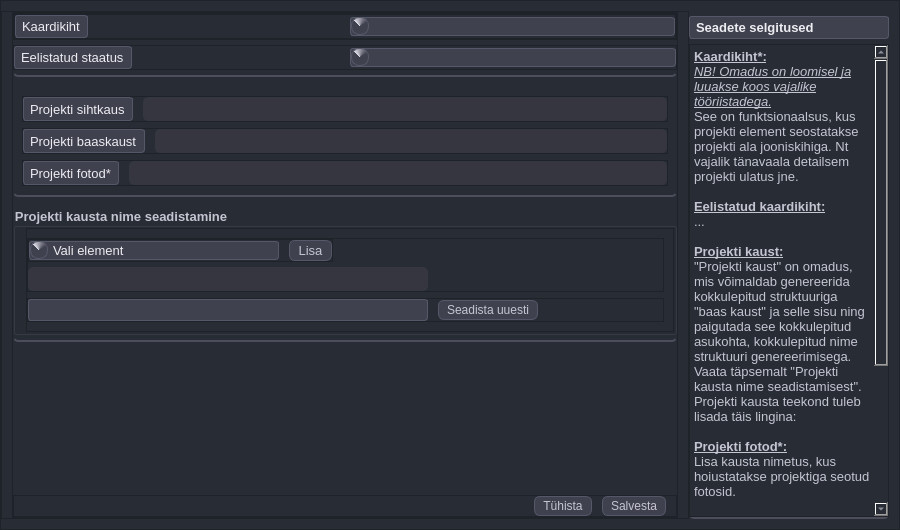
TuloliKalver/mailabl-qgis, file mailabl-qgis/config/confWidgets/ProjectSetup.ui: the form before one commit.
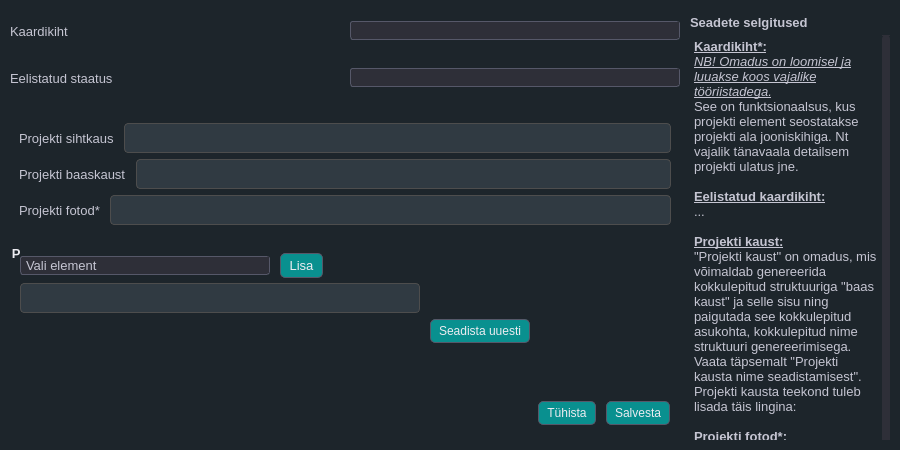
The form after the commit. Icons and pictures are not drawn.

```diff
--- a/mailabl-qgis/config/confWidgets/ProjectSetup.ui
+++ b/mailabl-qgis/config/confWidgets/ProjectSetup.ui
@@ -7,7 +7,7 @@
     <x>0</x>
     <y>0</y>
     <width>900</width>
-    <height>530</height>
+    <height>450</height>
    </rect>
   </property>
   <property name="sizePolicy">
@@ -19,13 +19,13 @@
   <property name="minimumSize">
    <size>
     <width>900</width>
-    <height>530</height>
+    <height>450</height>
    </size>
   </property>
   <property name="maximumSize">
    <size>
     <width>900</width>
-    <height>530</height>
+    <height>450</height>
    </size>
   </property>
   <property name="font">
@@ -40,111 +40,641 @@
   </property>
   <property name="styleSheet">
    <string notr="true">
+/* ====================================================== */
+/* 🎨 Global Theme - Base Colors, Background &amp; Typography */
+/* ====================================================== */
+* {
+    border: transparent;
+    background-color: #1d252b; /* Updated background */
+    padding: 0;
+    margin: 0;
+    color: #c5c5d2; /* Default light gray text */
+}
 
-/*style the combobox itself*/
 
-#fHeader, #fHelpMenu, 
-#fSettingsFolders, #fSettingsFolderStucture,
-#fSettingsMain 
-{
-   border: 2px solid #4d4d5b;    /*Same border style as QLineEdit */
+/* ------------------------------------------------------ */
+/* 🧠 Global Interaction Effects - Focused Field &amp; Tabs   */
+/* ------------------------------------------------------ */
+QLineEdit:focus, QTextEdit:focus, QComboBox:focus,   QTabBar::tab:selected {
+        /* 🟢 Bottom glow - Extends further for visibility */
+    border: 1px solid; 
+    border-left-color: qradialgradient(spread:pad, cx:0, cy:0.347273, radius:0.826, fx:0.453364, fy:0.097, stop:0.125 rgba(9, 144, 143, 88), stop:1 rgba(46, 47, 56, 76));
+    border-top-color: qradialgradient(spread:pad, cx:0, cy:0.347273, radius:0.826, fx:0.453364, fy:0.097, stop:0.125 rgba(9, 144, 143, 88), stop:1 rgba(46, 47, 56, 76));
+    border-bottom-color: qradialgradient(spread:pad, cx:1, cy:0.728, radius:0.826, fx:0.498455, fy:0.95, stop:0.125 rgba(9, 144, 143, 88), stop:1 rgba(46, 47, 56, 76));
+    border-right-color: qradialgradient(spread:pad, cx:1, cy:0.728, radius:0.826, fx:0.498455, fy:0.95, stop:0.125 rgba(9, 144, 143, 88), stop:1 rgba(46, 47, 56, 76));	
+
+}
+
+ QLineEdit:hover, QTextEdit:hover, QComboBox:hover, QTabBar::tab:hover {
+        /* 🟡 Hover Glow - Softer but Visible */
+    border: 1px solid; 
+    border-left-color: qradialgradient(spread:pad, cx:0, cy:0.347273, radius:0.826, fx:0.453364, fy:0.097, stop:0.125 rgba(9, 144, 143, 88), stop:1 rgba(46, 47, 56, 76));
+    border-top-color: qradialgradient(spread:pad, cx:0, cy:0.347273, radius:0.826, fx:0.453364, fy:0.097, stop:0.125 rgba(9, 144, 143, 88), stop:1 rgba(46, 47, 56, 76));
+    border-bottom-color: qradialgradient(spread:pad, cx:1, cy:0.728, radius:0.826, fx:0.498455, fy:0.95, stop:0.125 rgba(9, 144, 143, 88), stop:1 rgba(46, 47, 56, 76));
+    border-right-color: qradialgradient(spread:pad, cx:1, cy:0.728, radius:0.826, fx:0.498455, fy:0.95, stop:0.125 rgba(9, 144, 143, 88), stop:1 rgba(46, 47, 56, 76));	
+    background-color: qradialgradient(spread:pad, cx:1, cy:0.995, radius:0.5, fx:1, fy:0.988, stop:0 rgba(9, 144, 143, 88), stop:0.920455 rgba(46, 47, 56, 76));
+}
+
+/* ---------------------------- */
+/* 📝 QLineEdit Styling */
+/* ---------------------------- */
+QLineEdit {
+    background-color: #303a42;   /* Matches the global dark background */
+    color: #c5c5d2;              /* Default light gray text */
+    border: 1px solid #4d4d4d;   /* Subtle default border */
+    border-radius: 4px;          /* Rounded corners for a smooth look */
+    padding: 6px;                /* Adequate padding for text clarity */
+}
+
+/* 
+   Note: Your existing rules for QLineEdit:focus and QLineEdit:hover already provide
+   the gradient border and glow effects. This default state ensures a smooth transition 
+   into those interactive states.
+*/
+
+/* ---------------------------- */
+/* 🔘 Disabled State for QLineEdit */
+/* ---------------------------- */
+QLineEdit:disabled {
+    background-color: #24252e;  /* A slightly darker tone for disabled state */
+    border: 1px dashed rgba(120, 120, 130, 0.5);  /* Dashed and faded border */
+    color: rgba(170, 170, 180, 0.5);  /* Muted text color */
+    opacity: 0.5;               /* Lower opacity to indicate inactivity */
+}
+
+/* ---------------------------- */
+/* 🖱️ QListWidget Focus */
+/* ---------------------------- */
+QListWidget:focus {
+	boreder: 1px solid;
+    border-left-color: qradialgradient(spread:pad, cx:0, cy:0.347273, radius:0.826, fx:0.453364, fy:0.097, stop:0.125 rgba(9, 144, 143, 88), stop:1 rgba(46, 47, 56, 76));
+    border-top-color: qradialgradient(spread:pad, cx:0, cy:0.347273, radius:0.826, fx:0.453364, fy:0.097, stop:0.125 rgba(9, 144, 143, 88), stop:1 rgba(46, 47, 56, 76));
+    border-bottom-color: qradialgradient(spread:pad, cx:1, cy:0.728, radius:0.826, fx:0.498455, fy:0.95, stop:0.125 rgba(9, 144, 143, 88), stop:1 rgba(46, 47, 56, 76));
+    border-right-color: qradialgradient(spread:pad, cx:1, cy:0.728, radius:0.826, fx:0.498455, fy:0.95, stop:0.125 rgba(9, 144, 143, 88), stop:1 rgba(46, 47, 56, 76));	
+}
+
+/* ---------------------------- */
+/* 🖱️ QListWidget Hovered Item */
+/* ---------------------------- */
+QListWidget::item:hover {
+    border: 1px solid; 
+    border-left-color: qradialgradient(spread:pad, cx:0, cy:0.347273, radius:0.826, 
+        fx:0.453364, fy:0.097, stop:0.125 rgba(9, 144, 143, 88), stop:1 rgba(46, 47, 56, 76));
+    border-top-color: qradialgradient(spread:pad, cx:0, cy:0.347273, radius:0.826, 
+        fx:0.453364, fy:0.097, stop:0.125 rgba(9, 144, 143, 88), stop:1 rgba(46, 47, 56, 76));
+    border-bottom-color: qradialgradient(spread:pad, cx:1, cy:0.728, radius:0.826, 
+        fx:0.498455, fy:0.95, stop:0.125 rgba(9, 144, 143, 88), stop:1 rgba(46, 47, 56, 76));
+    border-right-color: qradialgradient(spread:pad, cx:1, cy:0.728, radius:0.826, 
+        fx:0.498455, fy:0.95, stop:0.125 rgba(9, 144, 143, 88), stop:1 rgba(46, 47, 56, 76));  
+	background-color: qradialgradient(spread:pad, cx:1, cy:0.995, radius:0.5, fx:1, fy:0.988, stop:0 rgba(9, 144, 143, 255), stop:0.920455 rgba(46, 47, 56, 253));
+    border-radius: 4px;
+}
+
+/* ---------------------------- */
+/* ✅ QListWidget Selected Item */
+/* ---------------------------- */
+QListWidget::item:selected {
+	color: #c5c5d2; /* Default light gray text */	
+    border: 1px solid; 
+ 	 border-radius: 4px;
+    border-left-color: qradialgradient(spread:pad, cx:0, cy:0.347273, radius:0.826, 
+        fx:0.453364, fy:0.097, stop:0.125 rgba(9, 144, 143, 66), stop:1 rgba(46, 47, 56, 54));
+    border-top-color: qradialgradient(spread:pad, cx:0, cy:0.347273, radius:0.826, 
+        fx:0.453364, fy:0.097, stop:0.125 rgba(9, 144, 143, 66), stop:1 rgba(46, 47, 56, 54));
+    border-bottom-color: qradialgradient(spread:pad, cx:1, cy:0.728, radius:0.826, 
+        fx:0.498455, fy:0.95, stop:0.125 rgba(9, 144, 143, 66), stop:1 rgba(46, 47, 56, 54));
+    border-right-color: qradialgradient(spread:pad, cx:1, cy:0.728, radius:0.826, 
+        fx:0.498455, fy:0.95, stop:0.125 rgba(9, 144, 143, 66), stop:1 rgba(46, 47, 56, 54));  
+	background-color: qradialgradient(spread:pad, cx:1, cy:0.995, radius:1.24, fx:1, fy:0.988, stop:0 rgba(9, 144, 143, 172), stop:0.920455 rgba(46, 47, 56, 0));
+}
+
+
+
+/* ---------------------------- */
+/* 🔘 QPushButton Styling */
+/* ---------------------------- */
+
+QPushButton {
+    padding: 4px 8px;
+    text-align: center;
     border-radius: 5px;
-	border-top: none;
-    border-left: none;
-    border-right: none;
+	background-color: rgb(9, 144, 143);
+    border: 1px solid #565869; /* Default border */
+    color: #ececf1; /* Brighter text */
+    transition: all 150ms ease-in-out; /* Smooth transition */
 }
 
+/* 🟢 Hover Effect - Glow &amp; Color Shift */
+QPushButton:hover {
+    background-color: #5c5d6e; /* Slightly lighter background */
+    border: 1px solid #acacbe; /* Lighter border */
+    
+color: #c5c5d2; /* Default text color */
 
-QWidget{
-    background-color: #272c35;
-	color:#c5c5d2
 }
 
+/* 🔴 Pressed Effect - Darker Look &amp; More Intense Glow */
+QPushButton:pressed {
+    background-color: #2d2e3a; /* Darker background */
+    border: 1px solid #8e8ea0; /* Slightly darker border */
+    color: #bdbecf; /* Dimmed text */
 
-/*esialgu jaotamata omadused*/
-QComboBox{
+}
 
-	background-color:#40414f;
-	color:#ececf1;
-	border: 1px solid #565869;
-	border-radius: 3px;
-	padding-left: 5px
+/* ⚫ Disabled State - More Noticeable */
+QPushButton:disabled {
+    background-color: #24252e; /* **Much darker background** */
+    border: 1px dashed rgba(120, 120, 130, 0.5); /* **Dashed, faded border** */
+    color: rgba(170, 170, 180, 0.5); /* **Faded text color** */
+    opacity: 0.5; /* **Lower opacity to indicate inactive state** */
 }
 
-/*Style the dropdown area*/
-QComboBox::drop-down{
-	background-color: qconicalgradient(cx:0.5, cy:0.5, angle:135, stop:0.704545 rgba(64, 65, 79), stop:1 rgba(217, 217, 227));
-	border: 1px solid #565869;
-	border-radius: 8px;
-	height:16px;
-	width: 16px;
-	subcontrol-origin: padding;
-    subcontrol-position: left
+QPushButton:focus{
+	    border: 1px solid; 	
+    border-left-color: qradialgradient(spread:pad, cx:0, cy:0.347273, radius:0.826, fx:0.453364, fy:0.097, stop:0.125 rgba(9, 144, 143, 88), stop:1 rgba(46, 47, 56, 76));
+    border-top-color: qradialgradient(spread:pad, cx:0, cy:0.347273, radius:0.826, fx:0.453364, fy:0.097, stop:0.125 rgba(9, 144, 143, 88), stop:1 rgba(46, 47, 56, 76));
+    border-bottom-color: qradialgradient(spread:pad, cx:1, cy:0.728, radius:0.826, fx:0.498455, fy:0.95, stop:0.125 rgba(9, 144, 143, 88), stop:1 rgba(46, 47, 56, 76));
+    border-right-color: qradialgradient(spread:pad, cx:1, cy:0.728, radius:0.826, fx:0.498455, fy:0.95, stop:0.125 rgba(9, 144, 143, 88), stop:1 rgba(46, 47, 56, 76));	
+	background-color: rgb(31, 93, 92);
 }
 
-QComboBox::on{
 
-  	border: 0.5px solid #acacbe;
+/* General QCheckBox styles */
+QCheckBox {
+    color: #ececf1; /* Text color */
+    spacing: 5px; /* Space between checkbox and text */
 }
 
-QAbstractItemView {
-	background-color:#40414f;
-	color:#ececf1;
-	border: 1px solid #565869;
-	border-radius: 4px;
-	padding-left: 5px
+/* Style the indicator (checkbox) */
+QCheckBox::indicator {
+    width: 12px;
+    height: 12px;
+    background-color: #40414f; /* Background color for unchecked state */
+    border: 1px solid #565869; /* Border for unchecked state */
+    border-radius: 3px;
 }
 
+/* Style the indicator when checked */
+QCheckBox::indicator:checked {
+    background-color: rgba(70, 70, 85, 0.5); /* Semi-transparent gray background color for checked state */
+    border: 1px solid #acacbe;
+    image: url(&quot;:/images/themes/default/algorithms/mAlgorithmCheckGeometry.svg&quot;); /* Using QGIS built-in icon */
+}
 
-QPushButton{
-	padding: 2px 8px;
-	text-align: center;
-	border-radius: 6px;
-	background-color:#40414f;
-	border: 1px solid #565869;
+/* Style the indicator when unchecked */
+QCheckBox::indicator:unchecked {
+    background-color: #40414f; /* Background color for unchecked state */
+    border: 1px solid #565869; /* Border for unchecked state */
 }
 
+/* Style the indicator when hovered */
+QCheckBox::indicator:hover {
+    background-color: #565869;
+}
 
-QPushButton:hover{
-    background-color: #8e8ea0;
-	border: 0.5px solid #acacbe;
-	color: #343541;
-	text-align: center;	
-	padding: 2px 8px;
-    border-radius: 6px;
-	
+/* Style the indicator when disabled */
+QCheckBox::indicator:disabled {
+    background-color: #30303a; /* Darker background color for disabled state */
+    border: 1px solid #40414f; /* Darker border for disabled state */
 }
 
-QLabel {
-    background-color: #40414f;
-    color: #ececf1;
+/* Style the indicator when checked and disabled */
+QCheckBox::indicator:checked:disabled {
+    background-color: rgba(50, 50, 60, 0.5); /* Semi-transparent darker gray background color for checked and disabled state */
+    border: 1px solid #40414f;
+    image: url(&quot;:/images/themes/default/algorithms/mAlgorithmCheckGeometry.svg&quot;); /* Using QGIS built-in icon */
+    opacity: 0.5; /* Make the icon appear disabled */
+}
+
+/* Style the checkbox text when disabled */
+QCheckBox:disabled {
+    color: #6a6a75; /* Darker text color for disabled state */
+}
+
+/* ══════════════════════════════════════════════════════ */
+/*                 ✅ QCheckBox Styling                   */
+/* ══════════════════════════════════════════════════════ */
+
+QCheckBox {
+    color: #d1d1e0;
+    spacing: 5px;
+    font-size: 14px;
+}
+
+/* Base indicator styling */
+QCheckBox::indicator {
+    width: 16px;
+    height: 16px;
+    border: 1px solid #1f5d5c;
+    border-radius: 3px;
+    background: #597278
+}
+
+/* Hover effect for indicator */
+QCheckBox::indicator:hover {
+    border: 1px solid #0b4544;
+}
+
+/* Checked state with a custom image for the check mark */
+QCheckBox::indicator:checked {
+    background: rgb(9,144,143);
     border: 1px solid #565869;
+}
+
+
+/* ⚫ Disabled State - More Noticeable */
+QCheckBox::indicator:disabled {
+    background-color: #1d252b;
+    border: 1px dashed rgba(120, 120, 130, 0.5); /* **Dashed, faded border** */
+    color: rgba(170, 170, 180, 0.5); /* **Faded text color** */
+    opacity: 0.5; /* **Lower opacity to indicate inactive state** */
+}
+
+
+QGroupBox{
+	color: #ececf1;
+}
+
+
+/* ══════════════════════════════════════════════════════ */
+/*                     🔘 COMBOBOX STYLING                */
+/* ══════════════════════════════════════════════════════ */
+
+QComboBox {
+    background-color: #2e2f38;
+    color: #c5c5d2;
+    border: 1px solid #565869;
     border-radius: 3px;
-    padding: 3px;
+    padding-left: 5px;
 }
 
-QLineEdit {
-    background-color: #35363f;  /* Lighter background color */
+QComboBox::drop-down {
+    background-color: #2e2f38;
+    border: none;
+    border-radius: 10px;
+    width: 16px;
+    height: 16px;
+    subcontrol-origin: padding;
+    subcontrol-position: right; /* Adjusted to right for a common look */
+}
+
+
+
+QComboBox QAbstractItemView {
+    background-color: #2e2f38;
+    border: 1px solid #565869;
+    selection-background-color: qradialgradient(
+        spread: pad,
+        cx: 1,
+        cy: 0.728,
+        radius: 0.826,
+        fx: 0.498455,
+        fy: 0.95,
+        stop: 0.125 rgba(9,144,143,150),
+        stop: 1 rgba(46,47,56,253)
+    );
+    selection-color: #ececf1;
+}
+
+QComboBox QAbstractItemView::item {
+    background-color: #2e2f38;
+    color: #c5c5d2;
+}
+
+QComboBox QAbstractItemView::item:selected {
+    background-color: qradialgradient(
+        spread: pad,
+        cx: 1,
+        cy: 0.728,
+        radius: 0.826,
+        fx: 0.498455,
+        fy: 0.95,
+        stop: 0.125 rgba(9,144,143,150),
+        stop: 1 rgba(46,47,56,253)
+    );
     color: #ececf1;
-    /*border: 1px solid #4d4d5b;  Thinner border with a different color */
+}
+
+QComboBox QAbstractItemView::item:hover {
+    background-color: qradialgradient(
+        spread: pad,
+        cx: 1,
+        cy: 0.995,
+        radius: 1.24,
+        fx: 1,
+        fy: 0.988,
+        stop: 0 rgba(9,144,143,150),
+        stop: 0.920455 rgba(46,47,56,253)
+    );
+    color: #ececf1;
+}
+
+QComboBox:focus {
+    border: 1px solid qradialgradient(
+        spread: pad,
+        cx: 0,
+        cy: 0.347273,
+        radius: 0.826,
+        fx: 0.453364,
+        fy: 0.097,
+        stop: 0.125 rgba(9,144,143,88),
+        stop: 1 rgba(46,47,56,76)
+    );
+}
+
+QComboBox:disabled {
+    background-color: #2e2f38;
+    border: 1px solid #565869;
+    color: #8a95a5;
+}
+
+
+
+
+/* ══════════════════════════════════════════════════════ */
+/* 🧭 Global Vertical ScrollBar - Core UI Scroll Styling  */
+/* ══════════════════════════════════════════════════════ */
+
+QScrollBar:vertical {
+    border: none;
+    background: #2e2f38;  /* Match background color */
+    width: 8px;
+    margin: 0px;  /* Remove spacing */
+    border-radius: 4px;
+}
+
+QScrollBar::handle:vertical {
+    background-color: qradialgradient(spread:pad, cx:1, cy:0.728, radius:0.826, 
+        fx:0.498455, fy:0.95, stop:0.125 rgba(9, 144, 143, 255), stop:1 rgba(46, 47, 56, 253));
+    min-height: 25px;
+    border-radius: 4px;
+}
+
+QScrollBar::handle:vertical:hover {
+    background-color: qradialgradient(spread:pad, cx:1, cy:0.995, radius:1.24, 
+        fx:1, fy:0.988, stop:0 rgba(9, 144, 143, 255), stop:0.920455 rgba(46, 47, 56, 253));
+}
+
+/* Hide Up/Down Buttons */
+QScrollBar::add-line:vertical, 
+QScrollBar::sub-line:vertical {
+    background: none;
+    height: 0px;
+}
+
+/* Make the unused track area blend with background */
+QScrollBar::add-page:vertical, 
+QScrollBar::sub-page:vertical {
+    background: #2e2f38;
+}
+
+/* ════════════════════════════════════════════════════════ */
+/* 🧭 Global Horisontal ScrollBar - Core UI Scroll Styling  */
+/* ════════════════════════════════════════════════════════ */
+
+
+QScrollBar:horizontal {
+    border: none;
+    background: #2e2f38;  /* Match background color */
+    height: 8px;
+    margin: 0px;
+    border-radius: 4px;
+}
+
+QScrollBar::handle:horizontal {
+    background-color: qradialgradient(spread:pad, cx:1, cy:0.728, radius:0.826, 
+        fx:0.498455, fy:0.95, stop:0.125 rgba(9, 144, 143, 255), stop:1 rgba(46, 47, 56, 253));
+    min-width: 25px;
+    border-radius: 4px;
+}
+
+QScrollBar::handle:horizontal:hover {
+    background-color: qradialgradient(spread:pad, cx:1, cy:0.995, radius:1.24, 
+        fx:1, fy:0.988, stop:0 rgba(9, 144, 143, 255), stop:0.920455 rgba(46, 47, 56, 253));
+}
+
+/* Hide Left/Right Buttons */
+QScrollBar::add-line:horizontal, 
+QScrollBar::sub-line:horizontal {
+    background: none;
+    width: 0px;
+}
+
+/* Make the unused track area blend with background */
+QScrollBar::add-page:horizontal, 
+QScrollBar::sub-page:horizontal {
+    background: #2e2f38;
+}
+
+
+/* ====================================================== */
+/* 📊 QTableView - Layout, Colors, and Interaction Styles */
+/* ====================================================== */
+
+QTableView {
+    background-color: #2e2f38; /* Consistent dark gray base */
+    border: 1px solid #4d4d4d;
     border-radius: 5px;
-    padding: 4px;
+    gridline-color: #565869;
+    /* Updated selection gradient using teal accent */
+    selection-background-color: qlineargradient(
+        x1: 0, y1: 0, x2: 0, y2: 1,
+        stop: 0 rgba(9,144,143,10),
+        stop: 1 rgba(9,144,143,50)
+    );
+    selection-color: #ececf1;
 }
 
-QLineEdit:hover {
-    background-color: #3d3e47;  /* Slightly darker background color on hover */
+
+/* Adjust header style with white text */
+QHeaderView::section {
+    background-color: #35353f;
+    color: #ececf1; 
+    border-top: 0.5px solid #323232;
+    border-left: 0.5px solid #323232;
+    border-right: 0.5px solid #323232;
+    border-bottom: 1px solid #4d4d4d;
+    padding: 1px 3px;
+    font-size: 12px;
 }
 
-/* Remove top and side borders */
-QLineEdit {
-    border-top: none;
-    border-left: none;
-    border-right: none;
+/* Entire table disabled state */
+QTableView:disabled {
+    background-color: rgba(30,30,35,180);
+    color: rgba(150,150,160,120);
+    border: 1px solid rgba(100,100,110,80);
+    gridline-color: rgba(80,80,90,80);
+    cursor: not-allowed;
 }
 
+/* Make headers look disabled */
+QTableView:disabled QHeaderView::section {
+    background-color: rgba(50,50,58,150);
+    
+    border-bottom: 1px solid rgba(80,80,90,100);
+}
 
+/* Remove focus outline when disabled */
+QTableView:disabled:focus {
+    outline: none;
+}
 
-</string>
+/* Corner widget (where row/column headers meet) */
+QTableCornerButton::section {
+    background: #35353f;
+    border: 1px solid #4d4d4d;
+}
+
+/* Disabled corner styling */
+QTableView:disabled QTableCornerButton::section {
+    background: rgba(50,50,58,150);
+    border: 1px solid rgba(80,80,90,100);
+}
+
+/* Disable selection effect when the table is disabled */
+QTableView:disabled QTableView::item:selected {
+    background-color: rgba(50,50,58,100);
+    color: rgba(150,150,160,100);
+}
+
+/* Hovered rows for better contrast */
+QTableView::item:hover {
+    background-color: #3a3f4b;
+    color: #ececf1;
+    min-height: 16px;  /* Decreased row height */
+}
+
+/* Selected rows using the same teal gradient as QTableView selection */
+QTableView::item:selected {
+    background-color: qlineargradient(
+        x1: 0, y1: 0, x2: 0, y2: 1,
+        stop: 0 rgba(9,144,143,10),
+        stop: 1 rgba(9,144,143,50)
+    );
+    /*color: #ececf1;*/
+    min-height: 16px;  /* Decreased row height */
+}
+
+/* Non-selected rows with a subtle gradient for depth */
+QTableView::item {
+    background-color: qlineargradient(
+        x1: 0, y1: 0, x2: 0, y2: 1,
+        stop: 0 rgba(46,47,56,25),
+        stop: 1 rgba(46,47,56,255)
+    );
+    color: #d1d1e0;
+    min-height: 16px;  /* Decreased row height */
+}
+
+/* Ensure deselected rows return to their default style */
+QTableView::item:!selected {
+    background-color: qlineargradient(
+        x1: 0, y1: 0, x2: 0, y2: 1,
+        stop: 0 rgba(46,47,56,25),
+        stop: 1 rgba(46,47,56,255)
+    );
+    color: #d1d1e0;
+    min-height: 16px;  /* Decreased row height */
+}
+
+/* Disabled item styling */
+QTableView::item:disabled {
+    background-color: rgba(50,50,58,100);
+    color: rgba(150,150,160,100);
+    font-style: italic;
+    border: 1px dashed rgba(100,100,110,80);
+    min-height: 16px;  /* Decreased row height */
+}
+
+
+
+
+
+/* ====================================================== */
+/* 🧩 Targeted UI Elements - ID-Based Custom Styling      */
+/* ====================================================== */
+
+#Sevituudid{
+    background-color: #343b47;
+}
+
+#leftMenuContainer {
+    background: qlineargradient(x1:0, y1:0, x2:0, y2:1, stop:0 #202123, stop:1 #18191d);
+    border-right: 1px solid #3a3a3a;
+    padding-right: 2px;
+    border-top-right-radius: 5px;
+    border-bottom-right-radius: 5px;
+}
+
+#rightFrame {
+    background: qlineargradient(x1:0, y1:0, x2:0, y2:1, stop:0 #202123, stop:1 #18191d);
+    border-left: 1px solid #3a3a3a;
+    padding-lef: 2px;
+    border-top-right-radius: 5px;
+    border-bottom-right-radius: 5px;
+}
+
+#SetupLayers, #SetupLayers_2, #SetupUserData {
+border: none;
+border-bottom: 1px solid rgb(131, 142, 162);
+}
+
+#UC_Main_Frame QPushButton,#pbChoose_Properties_for_Projects{
+	padding: 1px 8px;
+    border-radiusr: 6px;
+}
+
+#UC_Main_Frame QPushButton:hover{
+
+	padding: 1px 8px;
+    border-radius: 6px;
+}
+
+
+#wOl_Settings QPushButton{
+	padding: 1px 8px;
+    border-radius: 6px;
+}
+
+#wOl_Settings QPushButton:hover{
+	padding: 1px 8px;
+    border-radius: 6px;
+}
+
+#rightMenuContainer QPushButton{
+	text-align: right;
+	border-top-right-radius: 0px;
+	border-bottom-right-radius: 0px;
+    
+}
+
+#rightMenuContainer QPushButton:hover{
+    text-align: right;
+    border-top-right-radius: 0px;
+	border-bottom-right-radius: 0px;  
+}
+
+
+#leftMenuContainer QPushButton{
+	text-align: left;
+	border-top-left-radius: 0px;
+	border-bottom-left-radius: 0px;	
+}
+#leftMenuContainer QPushButton:hover{
+    text-align: left;
+	border-top-left-radius: 0px;
+	border-bottom-left-radius: 0px;
+
+}
+
+#MailablDialogBase{
+    border: 1px solid #4d4d4d;
+	border-top-left-radius: 7px;     /* Rounded top-left corner */
+    border-top-right-radius: 7px;    /* Rounded top-right corner */
+    border-right-radius: 7px;        /* No rounding on right side */
+    border-left-radius: 7px;    
+	background: None;  /* 10% transparency */
+}</string>
   </property>
   <layout class="QVBoxLayout" name="verticalLayout">
    <property name="spacing">
@@ -881,19 +1411,6 @@
               </layout>
              </widget>
             </item>
-            <item>
-             <spacer name="verticalSpacer">
-              <property name="orientation">
-               <enum>Qt::Vertical</enum>
-              </property>
-              <property name="sizeHint" stdset="0">
-               <size>
-                <width>20</width>
-                <height>75</height>
-               </size>
-              </property>
-             </spacer>
-            </item>
             <item>
              <widget class="QFrame" name="fButtons">
               <property name="frameShape">
```
